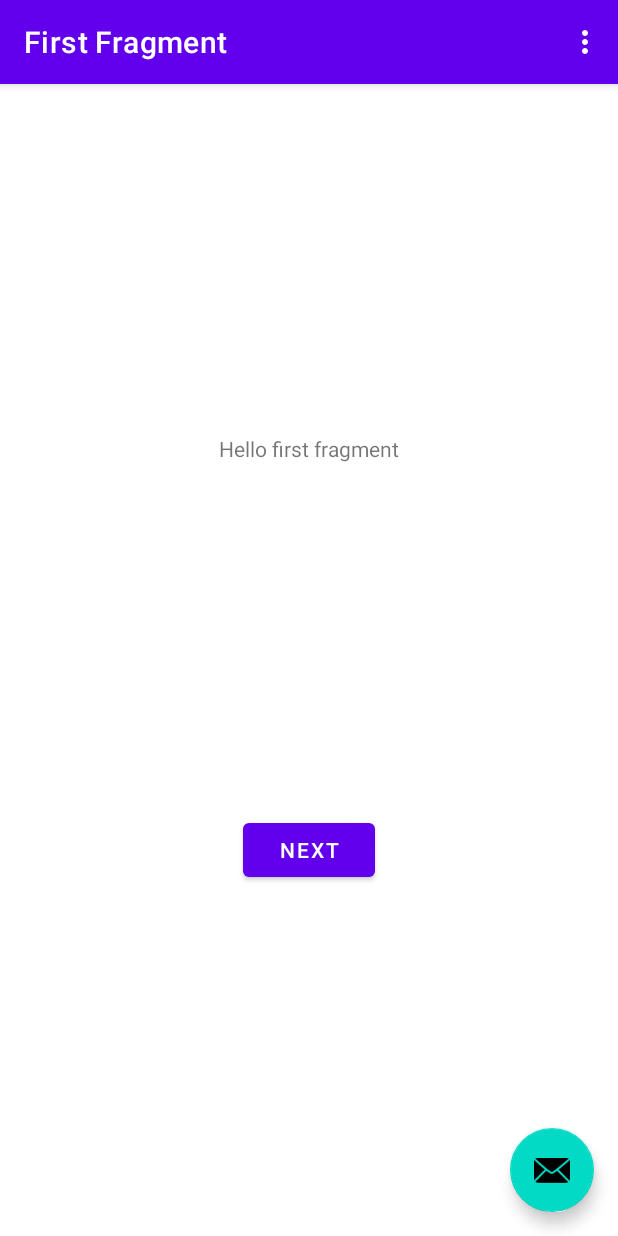
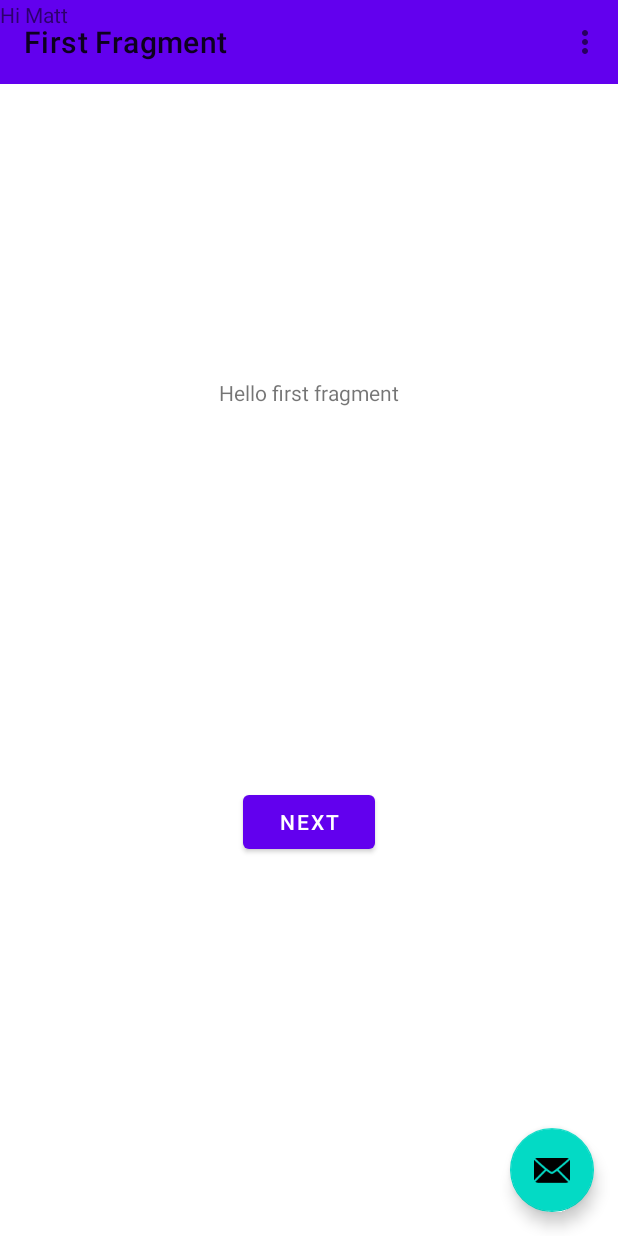
Before and after one commit to david25up/Lab1b, an Android app: the screen it shows after launch (MainActivity), on a phone screen of 412 x 824 dp. Run offline under Robolectric (Android 15) with nearby library versions, the phone set to English and light mode, and no system bars; our stand-ins replace navigation-ui.

Commit message:
Commit add "Hello Matt"

```diff
--- a/app/src/main/res/layout/activity_main.xml
+++ b/app/src/main/res/layout/activity_main.xml
@@ -11,16 +11,11 @@
         android:layout_height="wrap_content"
         android:theme="@style/Theme.MyApplication.AppBarOverlay">
 
-        <androidx.appcompat.widget.Toolbar
-            android:id="@+id/toolbar"
-            android:layout_width="match_parent"
-            android:layout_height="?attr/actionBarSize"
-            android:background="?attr/colorPrimary"
-            app:popupTheme="@style/Theme.MyApplication.PopupOverlay" />
-
     </com.google.android.material.appbar.AppBarLayout>
 
-    <include layout="@layout/content_main" />
+    <include
+        android:id="@+id/include"
+        layout="@layout/content_main" />
 
     <com.google.android.material.floatingactionbutton.FloatingActionButton
         android:id="@+id/fab"
@@ -31,4 +26,26 @@
         android:layout_marginBottom="16dp"
         app:srcCompat="@android:drawable/ic_dialog_email" />
 
+    <androidx.appcompat.widget.Toolbar
+        android:id="@+id/toolbar"
+        android:layout_width="match_parent"
+        android:layout_height="?attr/actionBarSize"
+        android:background="?attr/colorPrimary"
+        app:popupTheme="@style/Theme.MyApplication.PopupOverlay" />
+
+    <androidx.constraintlayout.widget.ConstraintLayout
+        android:layout_width="match_parent"
+        android:layout_height="match_parent"
+        app:layout_anchor="@+id/include"
+        app:layout_anchorGravity="center">
+
+        <TextView
+            android:id="@+id/textView"
+            android:layout_width="wrap_content"
+            android:layout_height="wrap_content"
+            android:text="Hi Matt"
+            tools:layout_editor_absoluteX="165dp"
+            tools:layout_editor_absoluteY="168dp" />
+    </androidx.constraintlayout.widget.ConstraintLayout>
+
 </androidx.coordinatorlayout.widget.CoordinatorLayout>
```
